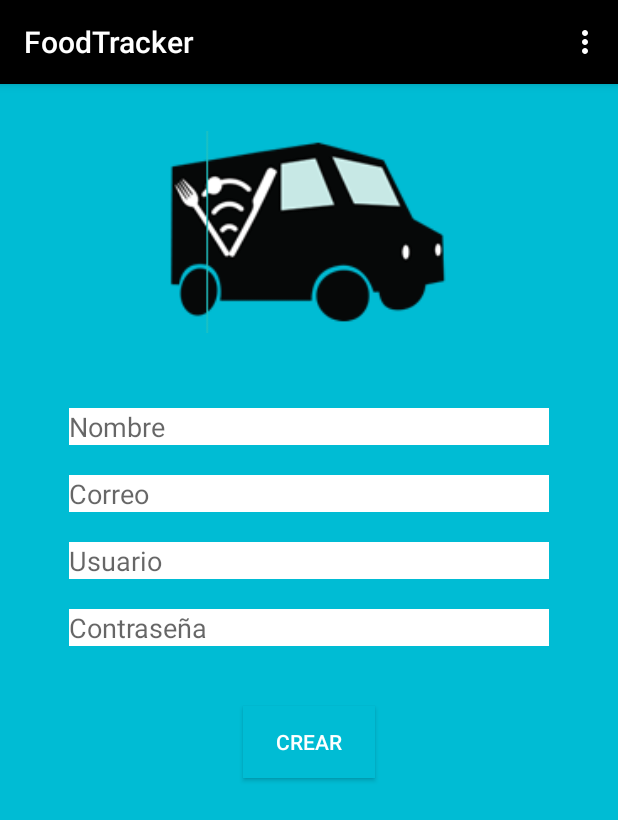
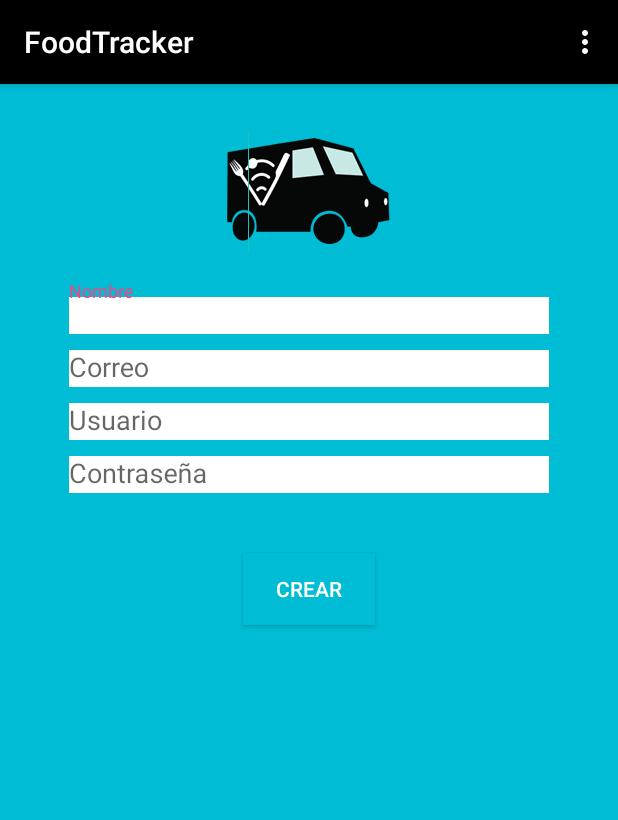
Before and after one commit to stephmorzan/FoodTracker, an Android app: the screen it shows after launch (UserRegistroActivity), on a phone screen of 412 x 824 dp. Shown: the top 820 px of the screen. Run offline under Robolectric (Android 15) with nearby library versions, the phone set to English and light mode, and no system bars; our stand-ins replace ButterKnife.

Commit message:
Modificación de layouts.

```diff
--- a/app/src/main/res/layout/activity_user_registro.xml
+++ b/app/src/main/res/layout/activity_user_registro.xml
@@ -2,8 +2,10 @@
 <android.support.design.widget.CoordinatorLayout
     xmlns:android="http://schemas.android.com/apk/res/android"
     xmlns:app="http://schemas.android.com/apk/res-auto"
-    xmlns:tools="http://schemas.android.com/tools" android:layout_width="match_parent"
-    android:layout_height="match_parent" android:fitsSystemWindows="true"
+    xmlns:tools="http://schemas.android.com/tools"
+    android:layout_width="match_parent"
+    android:layout_height="match_parent"
+    android:fitsSystemWindows="true"
     tools:context=".UserRegistroActivity">
 
     <android.support.design.widget.AppBarLayout android:layout_height="wrap_content"
--- a/app/src/main/res/layout/content_inicio.xml
+++ b/app/src/main/res/layout/content_inicio.xml
@@ -1,7 +1,9 @@
 <fragment xmlns:android="http://schemas.android.com/apk/res/android"
     xmlns:tools="http://schemas.android.com/tools"
-    xmlns:app="http://schemas.android.com/apk/res-auto" android:id="@+id/fragment"
+    xmlns:app="http://schemas.android.com/apk/res-auto"
+    android:id="@+id/fragment"
     android:name="grupo1.sw2.ulima.foodtracker.InicioActivityFragment"
-    android:layout_width="match_parent" android:layout_height="match_parent"
+    android:layout_width="match_parent"
+    android:layout_height="match_parent"
     app:layout_behavior="@string/appbar_scrolling_view_behavior"
     tools:layout="@layout/fragment_inicio" />
--- a/app/src/main/res/layout/content_user_registro.xml
+++ b/app/src/main/res/layout/content_user_registro.xml
@@ -2,17 +2,16 @@
 <LinearLayout xmlns:android="http://schemas.android.com/apk/res/android"
     xmlns:tools="http://schemas.android.com/tools"
     xmlns:app="http://schemas.android.com/apk/res-auto" android:layout_width="match_parent"
-    android:layout_height="match_parent" android:paddingLeft="@dimen/activity_horizontal_margin"
+    android:layout_height="match_parent"
+    android:paddingLeft="@dimen/activity_horizontal_margin"
     android:paddingRight="@dimen/activity_horizontal_margin"
     android:paddingTop="@dimen/activity_vertical_margin"
-    android:paddingBottom="@dimen/activity_vertical_margin"
     app:layout_behavior="@string/appbar_scrolling_view_behavior"
     tools:showIn="@layout/activity_user_registro"
     tools:context=".UserRegistroActivity"
     android:orientation="vertical"
     android:gravity="center_horizontal"
-    android:background="@color/ftc_background"
-    android:weightSum="1">
+    android:background="@color/ftc_background">
 
     <ImageView
         android:layout_width="252dp"
@@ -20,37 +19,52 @@
         android:layout_marginTop="15dp"
         android:layout_marginBottom="20dp"
         android:id="@+id/iviLogo"
-        android:src="@mipmap/logo2"
-        android:layout_weight="0.16" />
+        android:src="@mipmap/logo2" />
 
+    <android.support.design.widget.TextInputLayout
+        android:id="@+id/username_text_input_layout"
+        android:layout_width="wrap_content"
+        android:layout_height="wrap_content">
     <EditText
         android:layout_height="wrap_content"
         android:layout_width="wrap_content"
         android:hint="Nombre"
         android:ems="15"
         android:background="@color/ftc_bckgr_editText"
-        android:layout_marginTop="30dp"
-        android:id="@+id/eteNombre"/>
+        android:layout_marginTop="35dp"
+        android:id="@+id/eteNombre" />
+    </android.support.design.widget.TextInputLayout>
 
+<android.support.design.widget.TextInputLayout
+    android:layout_width="wrap_content"
+    android:layout_height="wrap_content">
     <EditText
         android:layout_height="wrap_content"
         android:layout_width="wrap_content"
         android:hint="Correo"
         android:inputType="textEmailAddress"
         android:ems="15"
-        android:layout_marginTop="20dp"
+        android:layout_marginTop="25dp"
         android:background="@color/ftc_bckgr_editText"
         android:id="@+id/eteCorreo" />
+</android.support.design.widget.TextInputLayout>
 
+    <android.support.design.widget.TextInputLayout
+        android:layout_width="wrap_content"
+        android:layout_height="wrap_content">
     <EditText
         android:layout_height="wrap_content"
         android:layout_width="wrap_content"
         android:hint="Usuario"
         android:ems="15"
-        android:layout_marginTop="20dp"
+        android:layout_marginTop="25dp"
         android:background="@color/ftc_bckgr_editText"
         android:id="@+id/eteUser"/>
+    </android.support.design.widget.TextInputLayout>
 
+    <android.support.design.widget.TextInputLayout
+        android:layout_width="wrap_content"
+        android:layout_height="wrap_content">
     <EditText
         android:layout_width="wrap_content"
         android:layout_height="wrap_content"
@@ -58,8 +72,9 @@
         android:hint="Contraseña"
         android:ems="15"
         android:background="@color/ftc_bckgr_editText"
-        android:layout_marginTop="20dp"
+        android:layout_marginTop="25dp"
         android:id="@+id/etePassword"/>
+    </android.support.design.widget.TextInputLayout>
 
     <Button
         android:layout_width="wrap_content"
```
